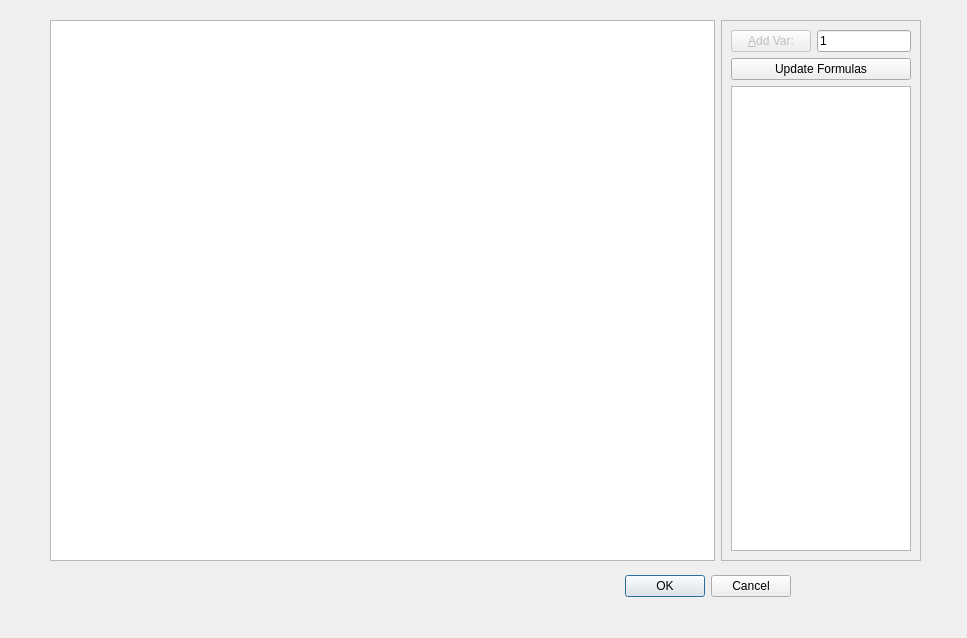
This is qt/swmmedit_dialog_.ui in asselapathirana/swmm5-ea as Qt 5 draws it before an edit. The edited form follows.
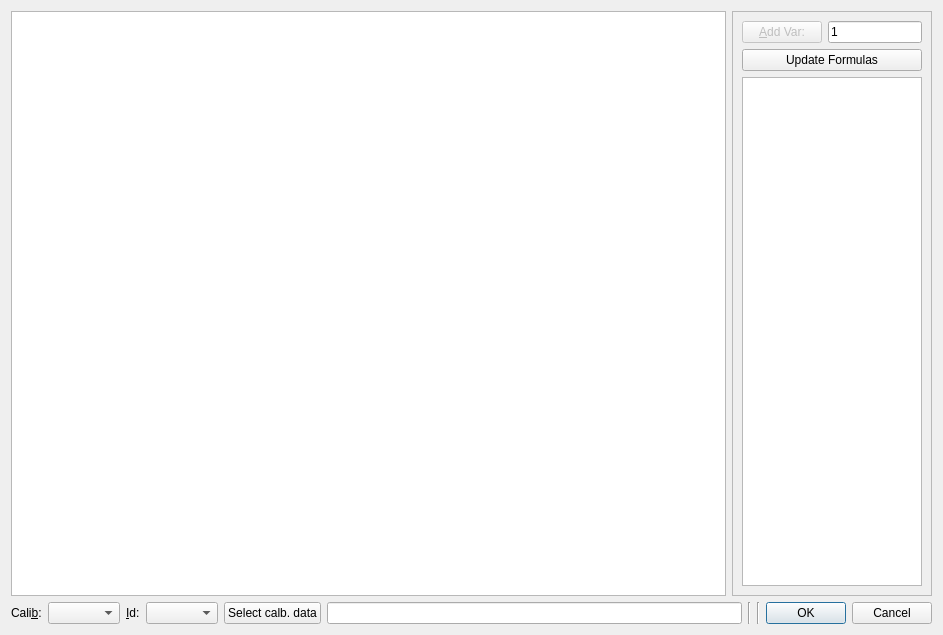
This is the edited form.

```diff
--- a/qt/swmmedit_dialog_.ui
+++ b/qt/swmmedit_dialog_.ui
@@ -6,38 +6,17 @@
    <rect>
     <x>0</x>
     <y>0</y>
-    <width>967</width>
-    <height>638</height>
+    <width>943</width>
+    <height>635</height>
    </rect>
   </property>
   <property name="windowTitle">
    <string>Dialog</string>
   </property>
-  <widget class="QDialogButtonBox" name="buttonBox">
-   <property name="geometry">
-    <rect>
-     <x>450</x>
-     <y>570</y>
-     <width>341</width>
-     <height>32</height>
-    </rect>
-   </property>
-   <property name="orientation">
-    <enum>Qt::Horizontal</enum>
-   </property>
-   <property name="standardButtons">
-    <set>QDialogButtonBox::Cancel|QDialogButtonBox::Ok</set>
-   </property>
-  </widget>
-  <widget class="QWidget" name="layoutWidget">
-   <property name="geometry">
-    <rect>
-     <x>50</x>
-     <y>20</y>
-     <width>871</width>
-     <height>541</height>
-    </rect>
-   </property>
+  <layout class="QGridLayout" name="gridLayout_2">
+   <item row="0" column="0">
+    <layout class="QVBoxLayout" name="verticalLayout_2">
+     <item>
    <layout class="QHBoxLayout" name="horizontalLayout">
     <item>
      <widget class="QTextEdit" name="editor">
@@ -60,8 +39,8 @@
       <property name="frameShadow">
        <enum>QFrame::Raised</enum>
       </property>
-      <layout class="QGridLayout" name="gridLayout_2">
-       <item row="0" column="0">
+         <layout class="QVBoxLayout" name="verticalLayout">
+          <item>
         <layout class="QGridLayout" name="gridLayout">
          <item row="0" column="0">
           <widget class="QPushButton" name="addvar">
@@ -97,14 +76,14 @@
          </item>
         </layout>
        </item>
-       <item row="1" column="0">
+          <item>
         <widget class="QPushButton" name="update">
          <property name="text">
           <string>Update Formulas</string>
          </property>
         </widget>
        </item>
-       <item row="2" column="0">
+          <item>
         <widget class="QTextEdit" name="slotdisplay">
          <property name="readOnly">
           <bool>true</bool>
@@ -117,9 +96,80 @@
      </widget>
     </item>
    </layout>
-  </widget>
-  <zorder>layoutWidget</zorder>
-  <zorder>buttonBox</zorder>
+     </item>
+     <item>
+      <layout class="QGridLayout" name="gridLayout_4">
+       <item row="0" column="8">
+        <widget class="QDialogButtonBox" name="buttonBox">
+         <property name="sizePolicy">
+          <sizepolicy hsizetype="Fixed" vsizetype="Fixed">
+           <horstretch>0</horstretch>
+           <verstretch>0</verstretch>
+          </sizepolicy>
+         </property>
+         <property name="orientation">
+          <enum>Qt::Horizontal</enum>
+         </property>
+         <property name="standardButtons">
+          <set>QDialogButtonBox::Cancel|QDialogButtonBox::Ok</set>
+         </property>
+        </widget>
+       </item>
+       <item row="0" column="1">
+        <widget class="QComboBox" name="caltype"/>
+       </item>
+       <item row="0" column="7">
+        <widget class="Line" name="line_2">
+         <property name="orientation">
+          <enum>Qt::Vertical</enum>
+         </property>
+        </widget>
+       </item>
+       <item row="0" column="6">
+        <widget class="Line" name="line">
+         <property name="orientation">
+          <enum>Qt::Vertical</enum>
+         </property>
+        </widget>
+       </item>
+       <item row="0" column="5">
+        <widget class="QLineEdit" name="calfile"/>
+       </item>
+       <item row="0" column="4">
+        <widget class="QPushButton" name="calbutton">
+         <property name="text">
+          <string>Select calb. data</string>
+         </property>
+        </widget>
+       </item>
+       <item row="0" column="3">
+        <widget class="QComboBox" name="calids"/>
+       </item>
+       <item row="0" column="0">
+        <widget class="QLabel" name="label">
+         <property name="text">
+          <string>Cali&amp;b:</string>
+         </property>
+         <property name="buddy">
+          <cstring>caltype</cstring>
+         </property>
+        </widget>
+       </item>
+       <item row="0" column="2">
+        <widget class="QLabel" name="label_2">
+         <property name="text">
+          <string>&amp;Id:</string>
+         </property>
+         <property name="buddy">
+          <cstring>calids</cstring>
+         </property>
+        </widget>
+       </item>
+      </layout>
+     </item>
+    </layout>
+   </item>
+  </layout>
  </widget>
  <resources/>
  <connections>
```
Lines whose indentation alone changed are shown as unchanged.
